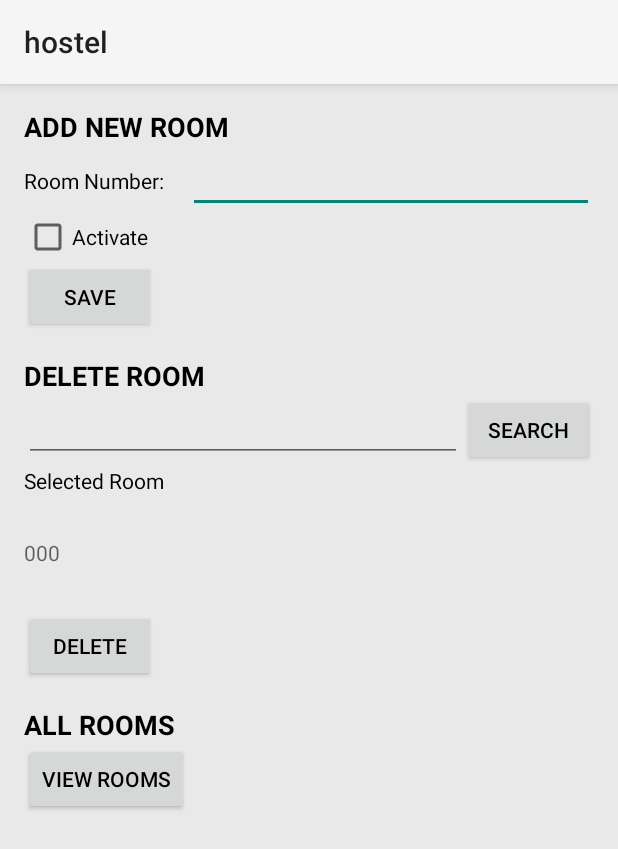
After one commit to Jatinnakum2005/hostel, an Android app: the ManageRoom screen opened directly, with no data from a screen before it, on a phone screen of 412 x 824 dp. The commit adds this screen. Shown: the top 849 px of the screen. Run offline under Robolectric (Android 15) with nearby library versions, the phone set to English and light mode, and no system bars; our stand-ins replace Firebase (no records; nobody signed in at launch, a user with empty details on screens opened directly).

Commit message:
koi sadi na karta

```diff
--- /dev/null
+++ b/app/src/main/res/layout/activity_manage_room.xml
@@ -0,0 +1,121 @@
+<?xml version="1.0" encoding="utf-8"?>
+<LinearLayout xmlns:android="http://schemas.android.com/apk/res/android"
+    android:layout_width="match_parent"
+    android:layout_height="match_parent"
+    xmlns:tools="http://schemas.android.com/tools"
+    android:orientation="vertical"
+    android:padding="16dp"
+    tools:context=".ManageRoom"
+    android:background="#E9E9E9">
+
+    <TextView
+        android:layout_width="wrap_content"
+        android:textColor="@color/black"
+        android:layout_height="wrap_content"
+        android:text="ADD NEW ROOM"
+        android:textSize="18sp"
+        android:textStyle="bold" />
+
+    <LinearLayout
+        android:layout_width="match_parent"
+        android:layout_height="wrap_content"
+        android:orientation="horizontal">
+
+        <TextView
+            android:layout_width="wrap_content"
+            android:textColor="@color/black"
+            android:layout_height="wrap_content"
+            android:text="Room Number:" />
+
+        <EditText
+            android:id="@+id/etRoomNumber"
+            android:textColor="@color/black"
+            android:layout_width="match_parent"
+            android:layout_height="wrap_content"
+            android:layout_marginLeft="16dp" />
+    </LinearLayout>
+
+    <CheckBox
+        android:id="@+id/cbact"
+        android:textColor="@color/black"
+        android:layout_width="wrap_content"
+        android:layout_height="wrap_content"
+        android:text="Activate" />
+
+    <Button
+        android:id="@+id/btnSave"
+        android:textColor="@color/black"
+        android:layout_width="wrap_content"
+        android:layout_height="wrap_content"
+        android:text="Save" />
+
+    <TextView
+        android:layout_width="wrap_content"
+        android:layout_height="wrap_content"
+        android:textColor="@color/black"
+        android:text="DELETE ROOM"
+        android:textSize="18sp"
+        android:textStyle="bold"
+        android:layout_marginTop="16dp" />
+
+    <LinearLayout
+        android:layout_width="match_parent"
+        android:layout_height="wrap_content"
+        android:orientation="horizontal">
+
+        <EditText
+            android:id="@+id/etSearchRoom"
+            android:shadowColor="@color/black"
+            android:textColor="@color/black"
+            android:layout_width="0dp"
+            android:layout_height="wrap_content"
+            android:layout_weight="1" />
+
+        <Button
+            android:id="@+id/btnSearch"
+            android:layout_width="wrap_content"
+            android:textColor="@color/black"
+            android:layout_height="wrap_content"
+            android:text="Search" />
+
+
+    </LinearLayout>
+
+    <TextView
+        android:layout_width="wrap_content"
+        android:layout_height="48dp"
+        android:text="Selected Room"
+        android:textColor="@color/black"/>
+
+    <TextView
+        android:layout_width="wrap_content"
+        android:id="@+id/tvRoomDetails"
+        android:layout_height="48dp"
+        android:hint="000"
+        android:textColor="@color/black"/>
+
+
+    <Button
+        android:id="@+id/btnDelete"
+        android:layout_width="wrap_content"
+        android:layout_height="wrap_content"
+        android:text="Delete"
+        android:textColor="@color/black" />
+
+    <TextView
+        android:layout_width="wrap_content"
+        android:layout_height="wrap_content"
+        android:textColor="@color/black"
+        android:text="ALL ROOMS"
+        android:textSize="18sp"
+        android:textStyle="bold"
+        android:layout_marginTop="16dp" />
+
+    <Button
+        android:id="@+id/btnViewRooms"
+        android:layout_width="wrap_content"
+        android:layout_height="wrap_content"
+        android:text="View Rooms"
+        android:textColor="@color/black" />
+
+</LinearLayout>
```
Also changed, not shown: app/src/main/AndroidManifest.xml (+9 -2 lines), app/src/main/java/com/example/hostel/MainActivity.java (+10 -0 lines), app/src/main/java/com/example/hostel/ManageRoom.java (added, +207 -0 lines), app/src/main/java/com/example/hostel/mainpage.java (+30 -10 lines), app/src/main/java/com/example/hostel/viewroom.java (added, +83 -0 lines), app/src/main/res/layout/activity_mainpage.xml (+73 -0 lines), app/src/main/res/layout/activity_viewroom.xml (added, +18 -0 lines).
